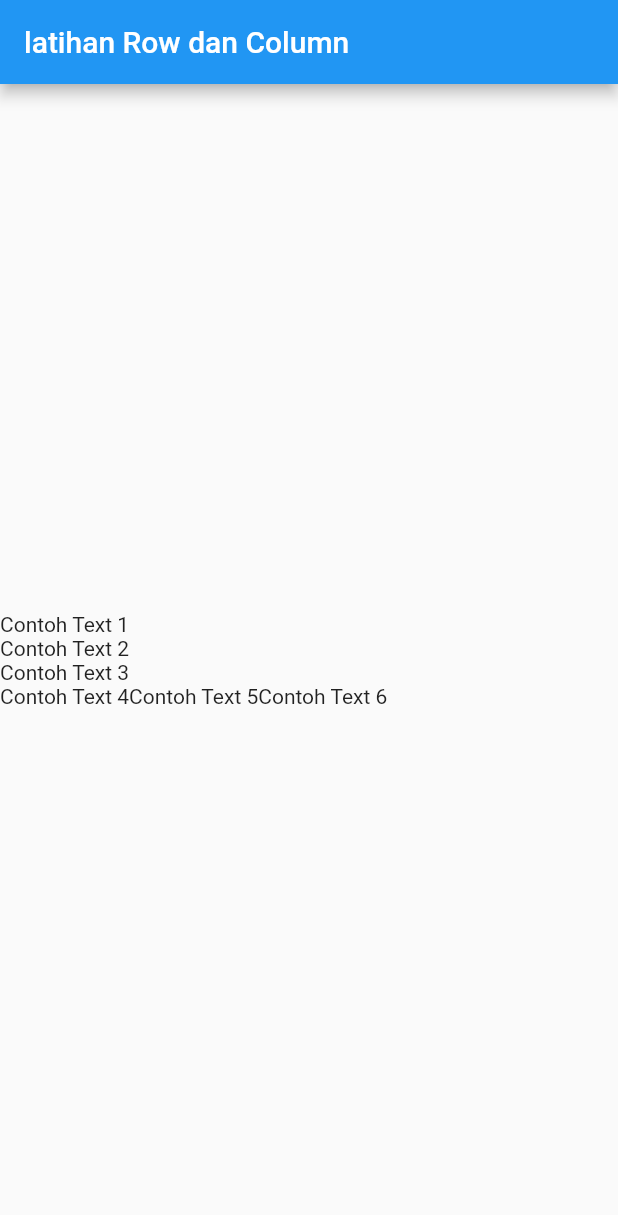
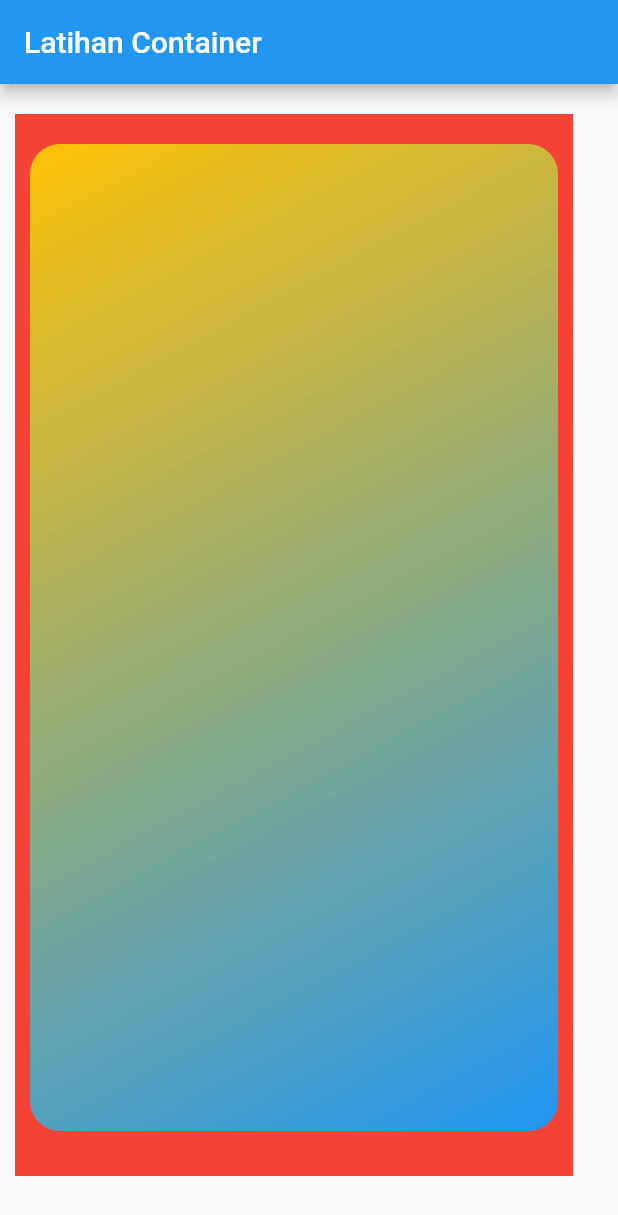
Before and after one commit to nibw/flutter_helloworld, a Flutter app: the screen it shows after launch, on a phone screen of 412 x 824 dp. Shown: the top 1215 px of the screen. Run offline on Flutter 3.47's test engine with Material 2 defaults, Android fonts, the light colour scheme and no system bars.

Commit message:
container widget

```diff
--- a/lib/main.dart
+++ b/lib/main.dart
@@ -36,6 +36,41 @@ void main() {
 
 // ====================CHAPTER 4====================
 // ====================Row dan Column Widget====================
+// class MyApp extends StatelessWidget {
+//   const MyApp({Key? key}) : super(key: key);
+
+//   @override
+//   Widget build(BuildContext context) {
+//     return MaterialApp(
+//       home: Scaffold(
+//         appBar: AppBar(
+//           title: Text("latihan Row dan Column"),
+//         ),
+//         // body : column() => untuk text ke bawah, body : row() => untuk text ke samping
+//         body: Column(
+//           mainAxisAlignment: MainAxisAlignment.center,
+//           crossAxisAlignment: CrossAxisAlignment.start,
+//           children: <Widget>[
+//             Text("Contoh Text 1"),
+//             Text("Contoh Text 2"),
+//             Text("Contoh Text 3"),
+//             Row(
+//               children: <Widget>[
+//                 Text("Contoh Text 4"),
+//                 Text("Contoh Text 5"),
+//                 Text("Contoh Text 6"),
+//               ],
+//             )
+//           ],
+//         ),
+//       ),
+//     );
+//   }
+// }
+
+// ====================CHAPTER 5====================
+// ====================Container Widget====================
+
 class MyApp extends StatelessWidget {
   const MyApp({Key? key}) : super(key: key);
 
@@ -44,24 +79,24 @@ class MyApp extends StatelessWidget {
     return MaterialApp(
       home: Scaffold(
         appBar: AppBar(
-          title: Text("latihan Row dan Column"),
+          title: Text("Latihan Container"),
         ),
-        // body : column() => untuk text ke bawah, body : row() => untuk text ke samping
-        body: Column(
-          mainAxisAlignment: MainAxisAlignment.center,
-          crossAxisAlignment: CrossAxisAlignment.start,
-          children: <Widget>[
-            Text("Contoh Text 1"),
-            Text("Contoh Text 2"),
-            Text("Contoh Text 3"),
-            Row(
-              children: <Widget>[
-                Text("Contoh Text 4"),
-                Text("Contoh Text 5"),
-                Text("Contoh Text 6"),
-              ],
-            )
-          ],
+        body: Container(
+          color: Colors.red,
+          margin: EdgeInsets.fromLTRB(10, 20, 30, 40),
+          padding: EdgeInsets.only(top: 10, bottom: 20),
+          child: Container(
+            margin: EdgeInsets.all(10),
+            decoration: BoxDecoration(
+              borderRadius: BorderRadius.circular(20),
+                gradient:
+                    LinearGradient(
+                      begin: Alignment.topLeft,
+                      end: Alignment.bottomRight,
+                      colors: [Colors.amber, Colors.blue])),
+            // color: Colors.blue,
+            // margin: EdgeInsets.all(10),
+          ),
         ),
       ),
     );
```
